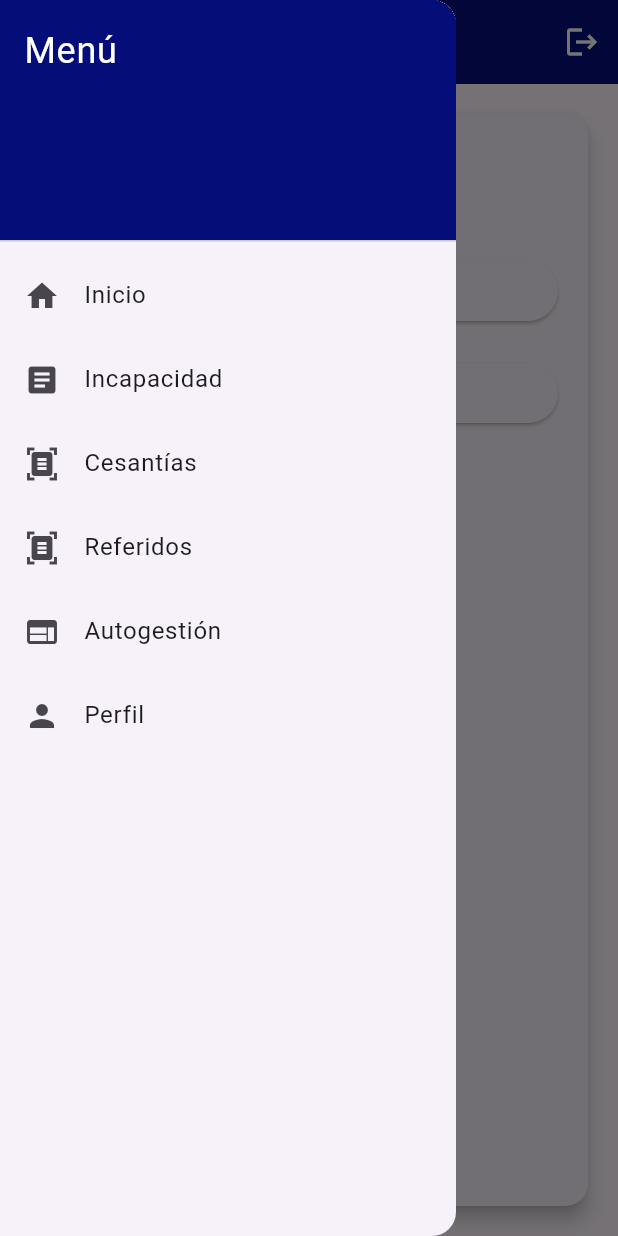
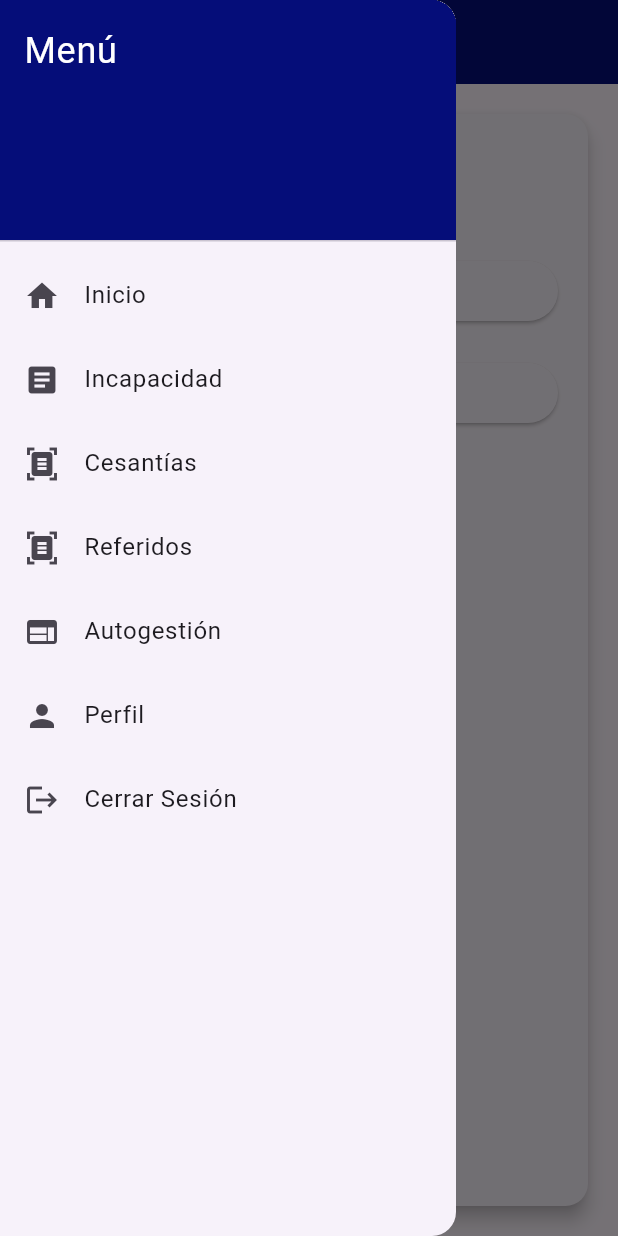
Before and after one commit to leoespi/talento_mxm_flutter, a Flutter app: the CrearReferidoScreen screen opened directly, with the side drawer open, on a phone screen of 412 x 824 dp. Run offline on Flutter 3.47's test engine with Material 3 defaults, Android fonts, the phone set to English and light mode, and no system bars; our stand-ins replace get, get_storage, google_fonts, image_picker, youtube_player_flutter; accounts and stored records are empty.

Commit message:
logout en sidebar/ limpiando imports y logout

```diff
--- a/lib/views/CrearReferidos_page.dart
+++ b/lib/views/CrearReferidos_page.dart
@@ -3,13 +3,7 @@ import 'package:flutter/material.dart';
 import 'package:get/get.dart';
 import 'package:image_picker/image_picker.dart';
 import 'package:talento_mxm_flutter/controllers/crearReferido_controller.dart';
-import 'package:talento_mxm_flutter/controllers/authentication.dart';
-import 'package:talento_mxm_flutter/views/login_page.dart';
-import 'package:talento_mxm_flutter/views/incapacidades_page.dart';
-import 'package:talento_mxm_flutter/views/CrearReferidos_page.dart';
-import 'package:talento_mxm_flutter/views/cesantias_page.dart';
-import 'package:talento_mxm_flutter/views/perfil.dart';
-import 'package:talento_mxm_flutter/views/menu.dart';
+
 import 'package:url_launcher/url_launcher.dart';
 import 'package:talento_mxm_flutter/views/bottom_menu.dart'; // Asegúrate de importar el nuevo widget
 
@@ -21,10 +15,9 @@ class CrearReferidoScreen extends StatefulWidget {
 }
 
 class _CrearReferidoScreenState extends State<CrearReferidoScreen> {
-  final AuthenticationController _authController = AuthenticationController();
   final ReferidosController _controller = Get.put(ReferidosController());
   File? selectedFile;
-  bool _isExpanded = false;
+
   String? selectedFileName; // Variable para almacenar el nombre del archivo seleccionado
 
   void _seleccionarArchivo(BuildContext context) async {
@@ -54,14 +47,7 @@ class _CrearReferidoScreenState extends State<CrearReferidoScreen> {
     }
   }
 
-  void logout() {
-    _authController.logout(); // Lógica para cerrar sesión
-    // Navegar a la pantalla de inicio de sesión, por ejemplo:
-    Navigator.pushReplacement(
-      context,
-      MaterialPageRoute(builder: (context) => LoginPage()), // Reemplazar LoginPage con tu página de inicio de sesión
-    );
-  }
+
 
   Future<void> _launchURL(String url) async {
   if (await canLaunch(url)) {
@@ -78,13 +64,7 @@ class _CrearReferidoScreenState extends State<CrearReferidoScreen> {
     appBar: AppBar(
       backgroundColor: const Color.fromARGB(255, 5, 13, 121),
       title: Text(''),
-      actions: [
-        IconButton(
-          onPressed: logout,
-          icon: Icon(Icons.logout),
-          color: Colors.white,
-        ),
-      ],
+      actions: [  ],
     ),
      drawer: SideMenu(),
     body: Padding(
--- a/lib/views/bottom_menu.dart
+++ b/lib/views/bottom_menu.dart
@@ -6,14 +6,27 @@ import 'package:talento_mxm_flutter/views/incapacidades_page.dart';
 import 'package:talento_mxm_flutter/views/login_page.dart';
 import 'package:url_launcher/url_launcher.dart';
 import 'package:talento_mxm_flutter/views/perfil.dart';
+import 'package:talento_mxm_flutter/controllers/authentication.dart';
 
 class SideMenu extends StatelessWidget {
+  final AuthenticationController _authController = AuthenticationController();
+
   Future<void> _launchURL(String url) async {
     if (await canLaunch(url)) {
       await launch(url);
     } else {
       throw 'No se pudo abrir la URL: $url';
     }
+  }
+
+  // Función para cerrar sesión
+  void logout(BuildContext context) {
+    _authController.logout(); // Lógica para cerrar sesión
+    // Navegar a la pantalla de inicio de sesión
+    Navigator.pushReplacement(
+      context,
+      MaterialPageRoute(builder: (context) => LoginPage()),
+    );
   }
 
   @override
@@ -91,6 +104,13 @@ class SideMenu extends StatelessWidget {
               );
             },
           ),
+          _createDrawerItem(
+            icon: Icons.logout,
+            text: 'Cerrar Sesión',
+            onTap: () {
+              logout(context); // Llama a la función de cierre de sesión
+            },
+          ),
         ],
       ),
     );
```
Also changed, not shown: lib/views/cesantias_page.dart (+5 -25 lines), lib/views/incapacidades_page.dart (+5 -25 lines), lib/views/menu.dart (+3 -23 lines), lib/views/perfil.dart (+3 -18 lines).
